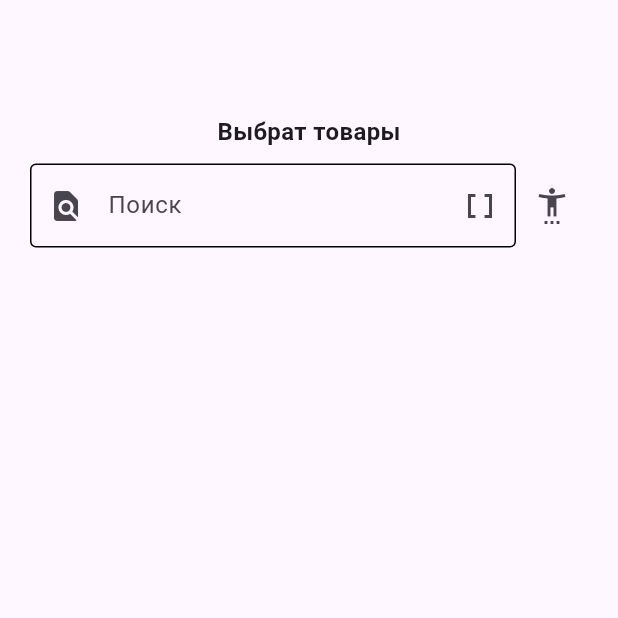
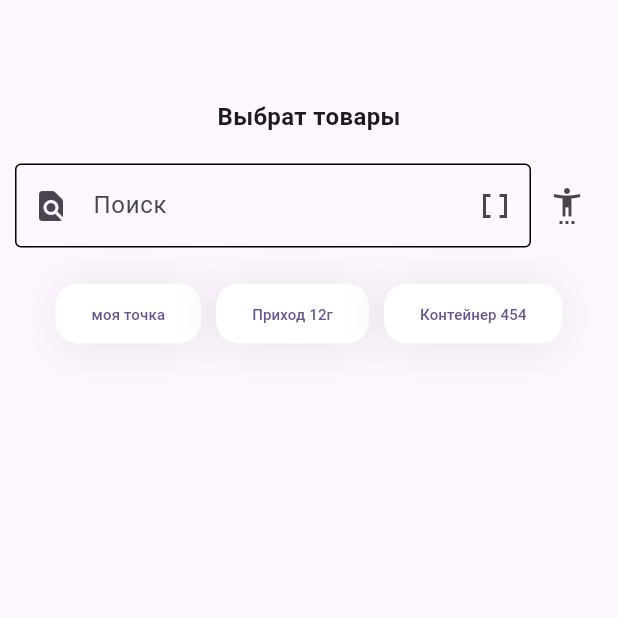
Before and after one commit to muzaffarxoja/neobis_flutter_figma, a Flutter app: the screen it shows after launch, on a phone screen of 412 x 824 dp, the top half of it. Run offline on Flutter 3.47's test engine with Material 3 defaults, Android fonts, the phone set to English and light mode, and no system bars; drawn by our look-alikes of group_button.

Commit message:
group buttons add

```diff
--- a/lib/screens/select_goods_1.dart
+++ b/lib/screens/select_goods_1.dart
@@ -1,4 +1,5 @@
 import 'package:flutter/material.dart';
+import 'package:group_button/group_button.dart';
 
 class SelectGoods1 extends StatelessWidget {
   const SelectGoods1({super.key});
@@ -10,15 +11,16 @@ class SelectGoods1 extends StatelessWidget {
         title: Text(''),
       ),
       body: Container(
-        padding: EdgeInsets.all(20.0),
+        padding: EdgeInsets.all(10),
         child: Column(
           children: [
             Text(
               style: TextStyle(fontWeight: FontWeight.bold, fontSize: 16),
               'Выбрат товары',
             ),
-            SizedBox(height: 10),
-            Row(children: [
+            SizedBox(height: 20),
+            Row(
+              children: [
                 Expanded(
                   child: TextField(
                     decoration: InputDecoration(
@@ -40,7 +42,26 @@ class SelectGoods1 extends StatelessWidget {
                   onPressed: () {},
                   icon: const Icon(Icons.settings_accessibility),
                 ),
-            ])
+              ],
+            ),
+            SizedBox(height: 20),
+            GroupButton(
+              options: GroupButtonOptions(
+                selectedTextStyle: TextStyle(
+                  fontSize: 10,
+                  color: Color(0xfff0e9ed),
+                ),
+                unselectedTextStyle: TextStyle(
+                  fontSize: 10,
+                ),
+                borderRadius: BorderRadius.circular(15),
+                mainGroupAlignment: MainGroupAlignment.start,
+                crossGroupAlignment: CrossGroupAlignment.start,
+                groupRunAlignment: GroupRunAlignment.start,
+              ),
+              isRadio: true,
+              buttons: ["моя точка", "Приход 12г", "Контейнер 454"],
+            )
           ],
         ),
       ),
--- a/pubspec.yaml
+++ b/pubspec.yaml
@@ -10,6 +10,7 @@ dependencies:
   flutter:
     sdk: flutter
   flutter_svg:
+  group_button:
 
 dev_dependencies:
   flutter_test:
```
Lines whose indentation alone changed are shown as unchanged.
